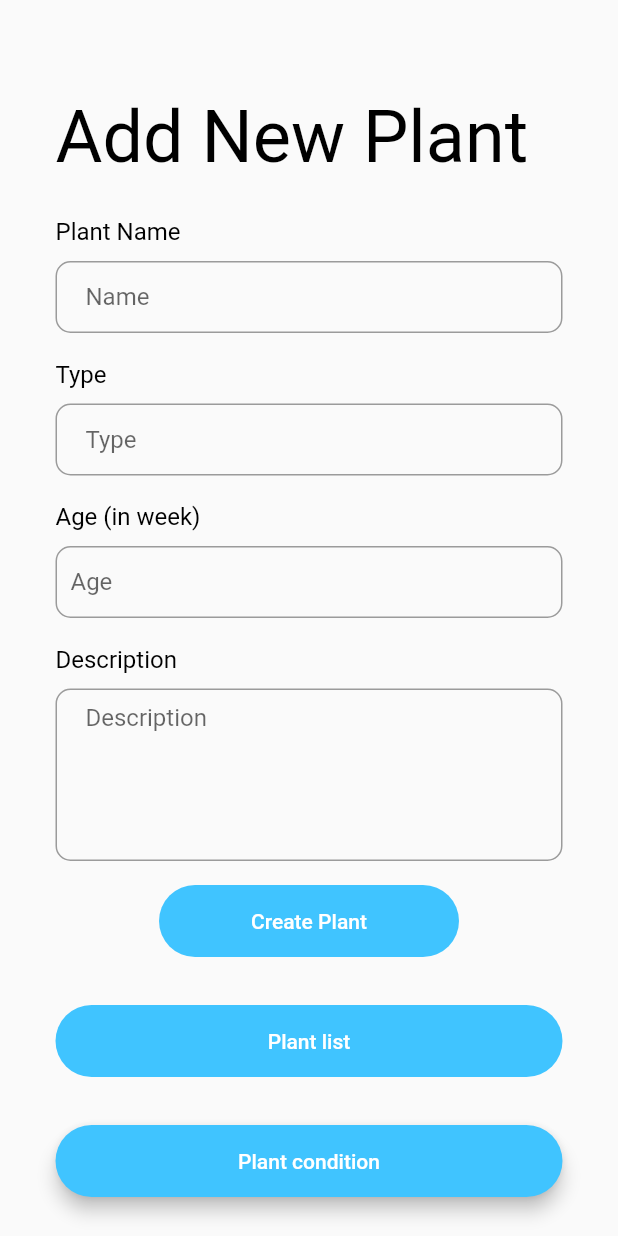
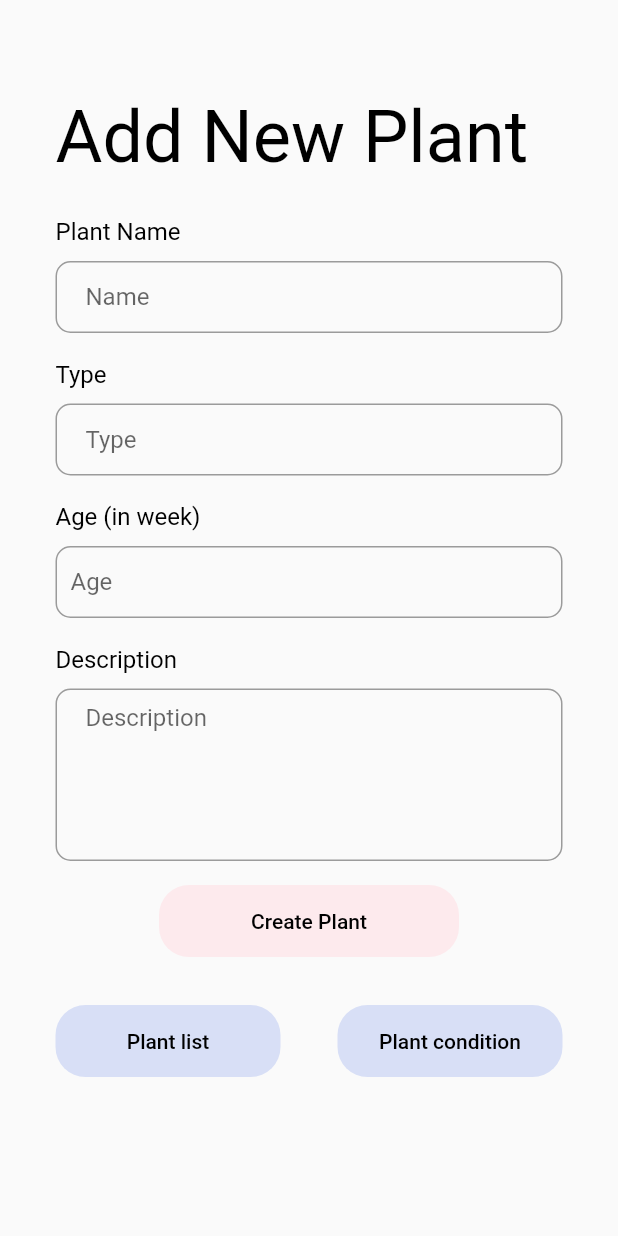
Before and after one commit to Unstoppable-SDP/fasela_app, a Flutter app: the screen it shows after launch, on a phone screen of 412 x 824 dp. Run offline on Flutter 3.47's test engine with Material 2 defaults, Android fonts, the phone set to English and light mode, and no system bars; our stand-ins replace cloud_firestore, firebase_core, firebase_database; accounts and stored records are empty.

Commit message:
fix: home page styling

```diff
--- a/lib/main.dart
+++ b/lib/main.dart
@@ -186,14 +186,14 @@ class _MyHomePageState extends State<MyHomePage> {
             padding: const EdgeInsets.symmetric(vertical: 16.0),
             child: Center(
                 child: Material(
-              color: Colors.lightBlueAccent,
-              borderRadius: BorderRadius.circular(30.0),
+              color: Color(0xFFFDEAED),
+              borderRadius: BorderRadius.circular(20.0),
               child: MaterialButton(
                 minWidth: 200.0,
                 height: 42.0,
                 child: const Text(
                   'Create Plant',
-                  style: TextStyle(color: Colors.white),
+                  style: TextStyle(color: Colors.black),
                 ),
                 onPressed: () async {
                   _fireStore.collection('Plants').add({
@@ -211,51 +211,57 @@ class _MyHomePageState extends State<MyHomePage> {
               ),
             )),
           ),
+          Row(
+            mainAxisAlignment: MainAxisAlignment.spaceBetween,
+            children: [
               Padding(
-            padding: EdgeInsets.symmetric(vertical: 16.0),
+                  padding: const EdgeInsets.symmetric(vertical: 16.0),
+                  child: Center(
                     child: Material(
-              color: Colors.lightBlueAccent,
-              borderRadius: BorderRadius.circular(30.0),
-              child: Center(
+                      color: Color.fromARGB(255, 216, 223, 246),
+                      borderRadius: BorderRadius.circular(20.0),
                       child: MaterialButton(
-                minWidth: 200.0,
+                        minWidth: 150,
                         height: 42.0,
                         child: const Text(
                           'Plant list',
-                  style: TextStyle(color: Colors.white),
+                          style: TextStyle(color: Colors.black),
                         ),
                         onPressed: () async {
                           Navigator.push(
                             context,
-                    MaterialPageRoute(builder: (context) => PlantList()),
+                            MaterialPageRoute(
+                                builder: (context) => PlantList()),
                           );
                         },
-              )),
                       ),
                     ),
+                  )),
               Padding(
                   padding: EdgeInsets.symmetric(vertical: 16.0),
+                  child: Center(
                     child: Material(
-              elevation: 5.0,
-              color: Colors.lightBlueAccent,
-              borderRadius: BorderRadius.circular(30.0),
-              child: Center(
+                      color: Color.fromARGB(255, 216, 223, 246),
+                      borderRadius: BorderRadius.circular(20.0),
                       child: MaterialButton(
-                minWidth: 200.0,
+                        minWidth: 150,
                         height: 42.0,
                         child: const Text(
                           'Plant condition',
-                  style: TextStyle(color: Colors.white),
+                          style: TextStyle(color: Colors.black),
                         ),
                         onPressed: () async {
                           Navigator.push(
                             context,
-                    MaterialPageRoute(builder: (context) => PlantCondition()),
+                            MaterialPageRoute(
+                                builder: (context) => PlantCondition()),
                           );
                         },
-              )),
                       ),
                     ),
+                  )),
+            ],
+          )
         ],
       ),
     )));
--- a/lib/plantCodition.dart
+++ b/lib/plantCodition.dart
@@ -54,7 +54,7 @@ class _PlantConditionState extends State<PlantCondition> {
                     ])),
                 Container(
                     margin: const EdgeInsets.all(10),
-                    padding: EdgeInsets.symmetric(vertical: 26),
+                    padding: const EdgeInsets.symmetric(vertical: 26),
                     height: 120,
                     width: 149,
                     decoration: BoxDecoration(
@@ -89,7 +89,7 @@ class _PlantConditionState extends State<PlantCondition> {
               children: [
                 Container(
                     margin: const EdgeInsets.all(10),
-                    padding: EdgeInsets.symmetric(vertical: 26),
+                    padding: const EdgeInsets.symmetric(vertical: 26),
                     height: 120,
                     width: 149,
                     decoration: BoxDecoration(
```
Also changed, not shown: 1 other file. Lines whose indentation alone changed are shown as unchanged.
